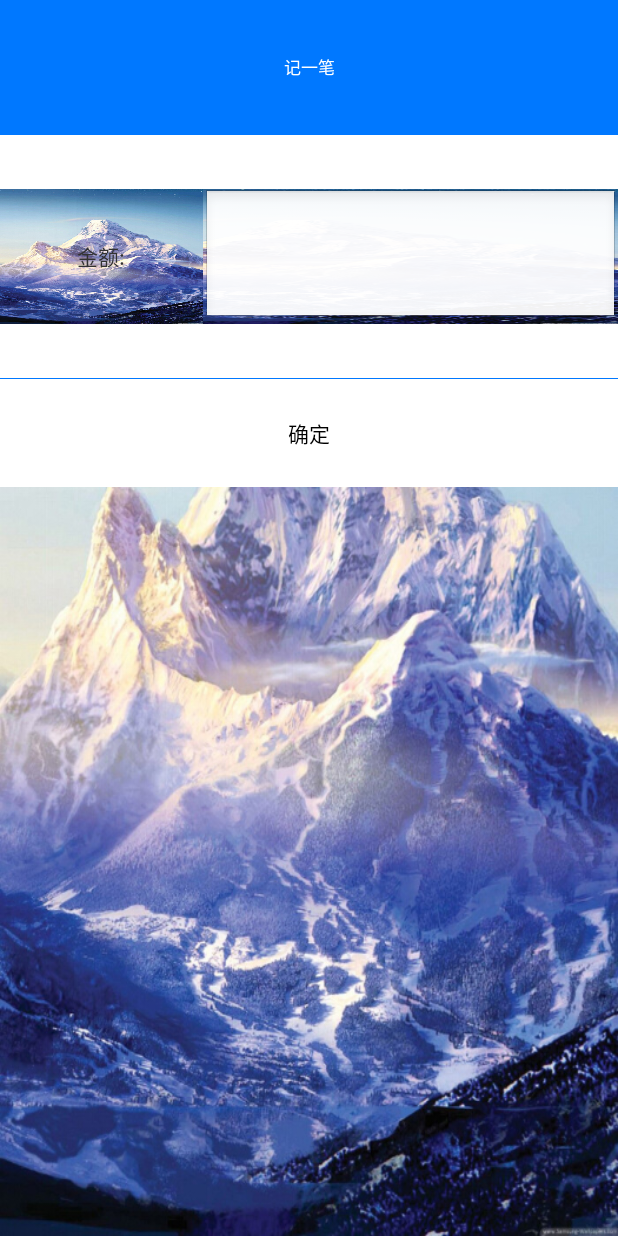
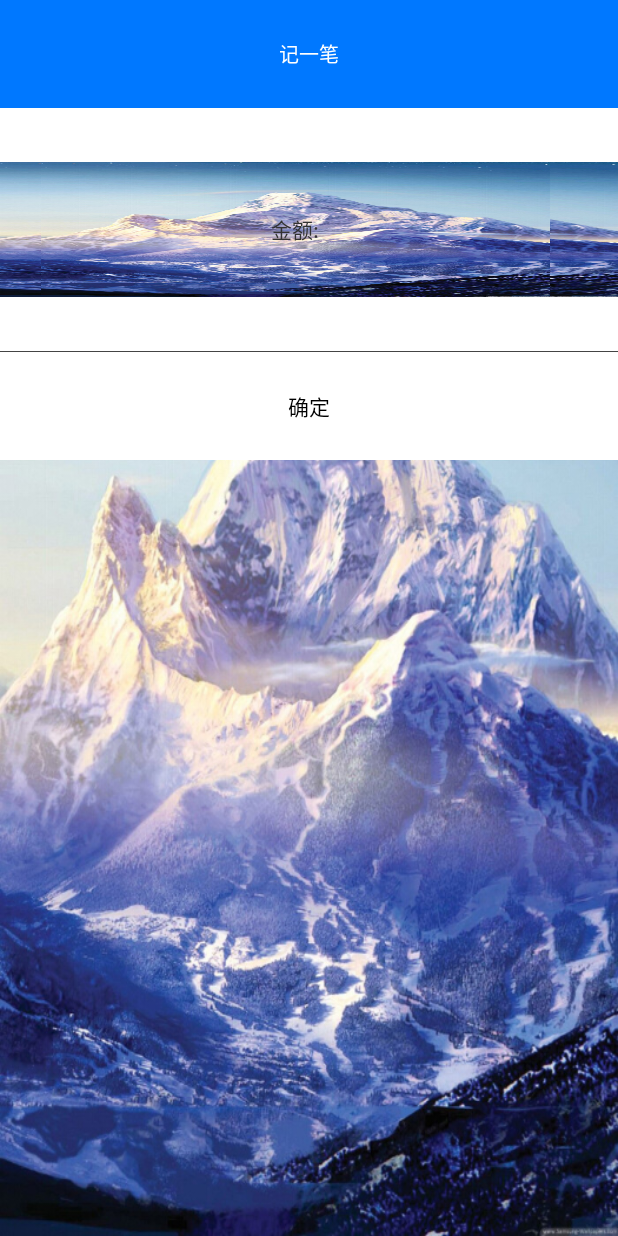
Before and after one commit to BlueGuys/LifeAssistant, an Android app: the layout dialog_add_record.xml on its own in the app's theme, with its tools: preview values and no code run, on a phone screen of 412 x 824 dp. Run offline under Robolectric (Android 15) with nearby library versions, the phone set to English and light mode, and no system bars.

Commit message:
BugFix 修改生生世世

```diff
--- a/app/src/main/res/layout/dialog_add_record.xml
+++ b/app/src/main/res/layout/dialog_add_record.xml
@@ -9,25 +9,27 @@
     <TextView
         android:id="@+id/textView"
         android:layout_width="match_parent"
-        android:layout_height="@dimen/ds100"
+        android:layout_height="@dimen/ds80"
         android:background="@color/appColorPositive"
         android:gravity="center"
         android:text="记一笔"
         android:textColor="@color/white"
-        android:textSize="11sp" />
+        android:textSize="13sp" />
 
     <RelativeLayout
         android:layout_width="match_parent"
         android:layout_height="@dimen/ds100"
-        android:layout_marginVertical="@dimen/ds40">
+        android:layout_marginVertical="@dimen/ds40"
+        android:paddingHorizontal="@dimen/ds30">
 
         <TextView
             android:id="@+id/tv_amount"
-            android:layout_width="@dimen/ds150"
+            android:layout_width="wrap_content"
             android:layout_height="wrap_content"
             android:layout_alignParentStart="true"
             android:layout_centerVertical="true"
             android:gravity="center"
+            android:layout_marginRight="@dimen/ds20"
             android:text="金额:" />
 
         <EditText
@@ -41,7 +43,7 @@
     <View
         android:layout_width="match_parent"
         android:layout_height="1px"
-        android:background="@color/appColorPositive" />
+        android:background="#444444" />
 
     <Button
         android:id="@+id/btn_confirm"
```
